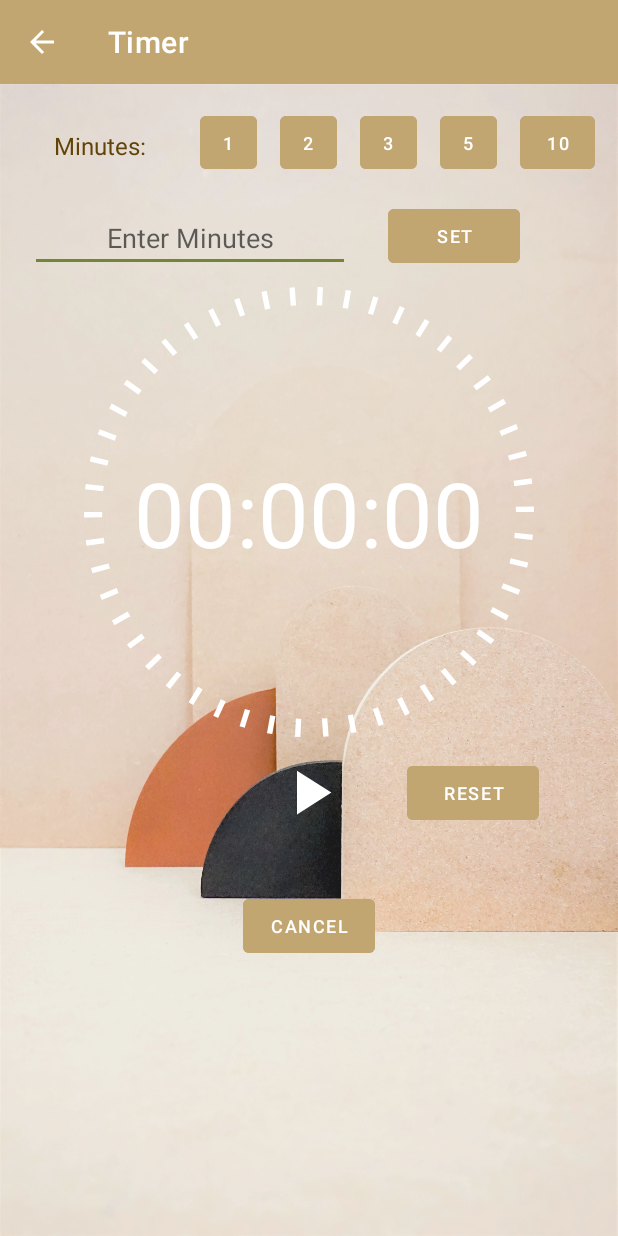
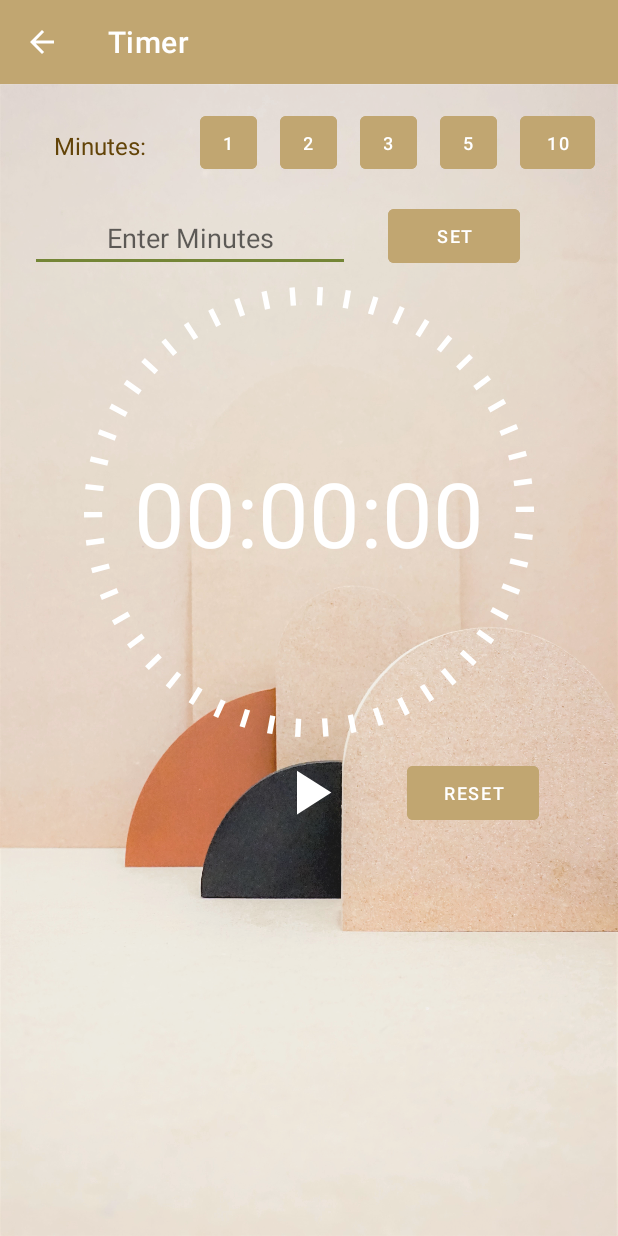
Before and after one commit to mrpthemrp/cmpt276-titanium, an Android app: the TimerActivity screen opened directly, with no data from a screen before it, on a phone screen of 412 x 824 dp. Run offline under Robolectric (Android 15) with nearby library versions, the phone set to English and light mode, and no system bars; 3 statements that could not run were skipped.

Commit message:
Remove TimerActivity cancel button from xml

```diff
--- a/app/src/main/res/layout/activity_timer.xml
+++ b/app/src/main/res/layout/activity_timer.xml
@@ -31,21 +31,6 @@
         app:layout_constraintStart_toStartOf="parent"
         app:layout_constraintTop_toTopOf="parent"
         app:srcCompat="@drawable/ic_circle_timer" />
-
-    <Button
-        android:id="@+id/timerCancelBtn"
-        android:layout_width="wrap_content"
-        android:layout_height="wrap_content"
-        android:layout_marginTop="40dp"
-        android:backgroundTint="?attr/colorPrimary"
-        android:backgroundTintMode="src_in"
-        android:text="@android:string/cancel"
-        android:textColor="?attr/colorOnSecondary"
-        android:textSize="12sp"
-        app:layout_constraintEnd_toEndOf="parent"
-        app:layout_constraintStart_toStartOf="parent"
-        app:layout_constraintTop_toBottomOf="@+id/timerPlayPauseBtn"
-        tools:ignore="TextContrastCheck" />
 
     <Button
         android:id="@+id/resetButton"
```
